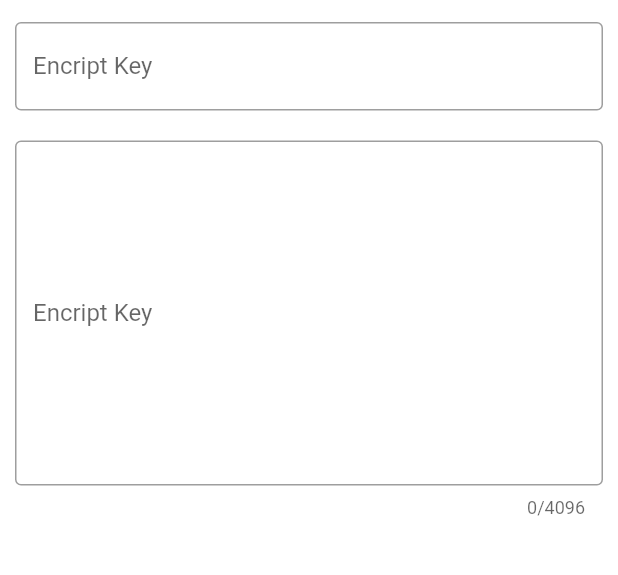
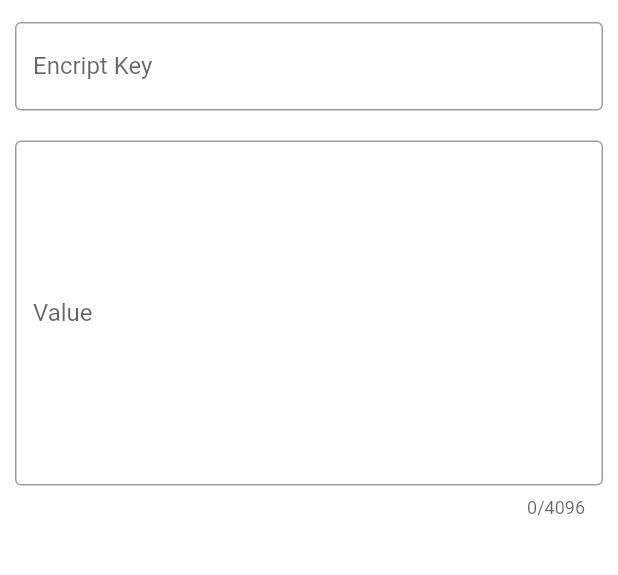
Before and after one commit to rezafarazi/encript_project, a Flutter app: the screen it shows after launch, on a phone screen of 412 x 824 dp, the part 83-658 px from its top. Run offline on Flutter 3.47's test engine with Material 2 defaults, Android fonts, the phone set to English and light mode, and no system bars.

Commit message:
Try For First Release

```diff
--- a/lib/Screens/ActivityMain.dart
+++ b/lib/Screens/ActivityMain.dart
@@ -12,6 +12,11 @@ class ActivityMainState extends StatefulWidget
 
 class ActivityMain extends State<ActivityMainState>
 {
+
+
+  var KeyTextBox=TextEditingController();
+  var TextTextBox=TextEditingController();
+
 
   //Main Function Start
   @override
@@ -60,6 +65,7 @@ class ActivityMain extends State<ActivityMainState>
       width: MediaQuery.of(context).size.width,
       padding: EdgeInsets.all(10),
       child: TextField(
+        controller:KeyTextBox,
         decoration: InputDecoration(
           border: OutlineInputBorder(),
           labelText: 'Encript Key',
@@ -79,12 +85,13 @@ class ActivityMain extends State<ActivityMainState>
       height: MediaQuery.of(context).size.height-150,
       padding: EdgeInsets.all(10),
       child: TextField(
+        controller:TextTextBox,
         keyboardType: TextInputType.multiline,
         maxLines: 10,
         maxLength: 4096,
         decoration: InputDecoration(
           border: OutlineInputBorder(),
-          labelText: 'Encript Key',
+          labelText: 'Value',
           hintText: 'Exmaple : abc65564cdscjkdscbdjs',
         ),
       ),
@@ -140,14 +147,14 @@ class ActivityMain extends State<ActivityMainState>
   //OnClick Encript Button Event Start
   void Encript_OnClick(BuildContext context)
   {
-    Navigator.push(context, MaterialPageRoute(builder: (context)=>ActivityResultState()));
+    Navigator.push(context, MaterialPageRoute(builder: (context)=>ActivityResultState(Opraion: "ENC",Keyy: KeyTextBox.text,value: TextTextBox.text)));
   }
   //OnClick Encript Button Event End
 
   //OnClick Decript Button Event Start
   void Decript_OnClick(BuildContext context)
   {
-    Navigator.push(context, MaterialPageRoute(builder: (context)=>ActivityResultState()));
+    Navigator.push(context, MaterialPageRoute(builder: (context)=>ActivityResultState(Opraion: "DEC",Keyy: KeyTextBox.text,value: TextTextBox.text)));
   }
   //OnClick Decript Button Event End
 
--- a/lib/Screens/ActivityResult.dart
+++ b/lib/Screens/ActivityResult.dart
@@ -1,16 +1,40 @@
 import 'package:flutter/cupertino.dart';
 import 'package:flutter/material.dart';
+import 'package:flutter/services.dart';
 
 class ActivityResultState extends StatefulWidget
 {
+
+  String value;
+  String Keyy;
+  String Opraion;
+
+  ActivityResultState({
+    required this.Opraion,
+    required this.Keyy,
+    required this.value,
+  });
+
+
   @override
-  State<StatefulWidget> createState() => ActivityResult();
+  State<StatefulWidget> createState() => ActivityResult(Opraion: this.Opraion,Keyy: this.Keyy,value: this.value);
+
 }
 
 class ActivityResult extends State<ActivityResultState>
 {
 
   String result="Result";
+
+  String value;
+  String Keyy;
+  String Opraion;
+
+  ActivityResult({
+    required this.Opraion,
+    required this.Keyy,
+    required this.value
+  });
 
 
   @override
@@ -87,7 +111,10 @@ class ActivityResult extends State<ActivityResultState>
                   backgroundColor: Colors.green
               ),
               child: Text("Copy",style: TextStyle(color: Colors.white)),
-              onPressed: (){ },
+              onPressed: ()async {
+                await Clipboard.setData(ClipboardData(text: result));
+
+              },
             ),
           )
         ],
--- a/pubspec.yaml
+++ b/pubspec.yaml
@@ -34,6 +34,7 @@ dependencies:
   # The following adds the Cupertino Icons font to your application.
   # Use with the CupertinoIcons class for iOS style icons.
   cupertino_icons: ^1.0.2
+  fluttertoast: ^8.1.1
 
 dev_dependencies:
   flutter_test:
```
Also changed, not shown: 1 other file.
